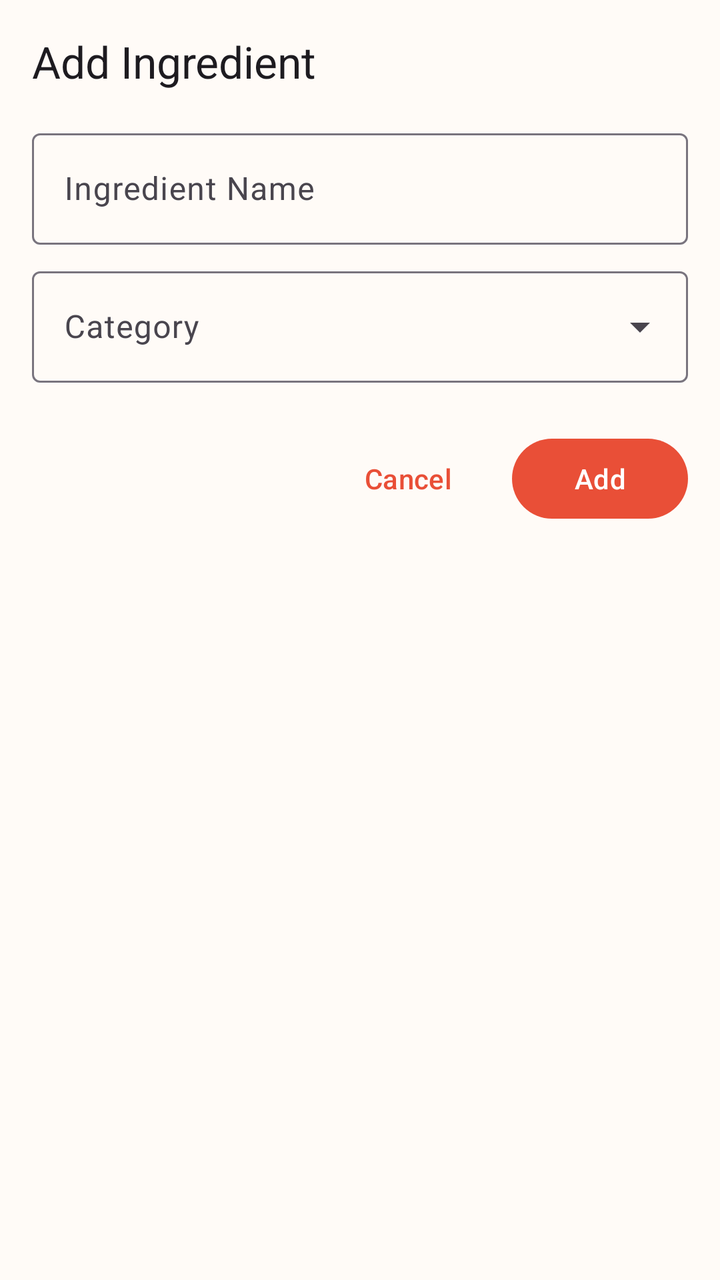
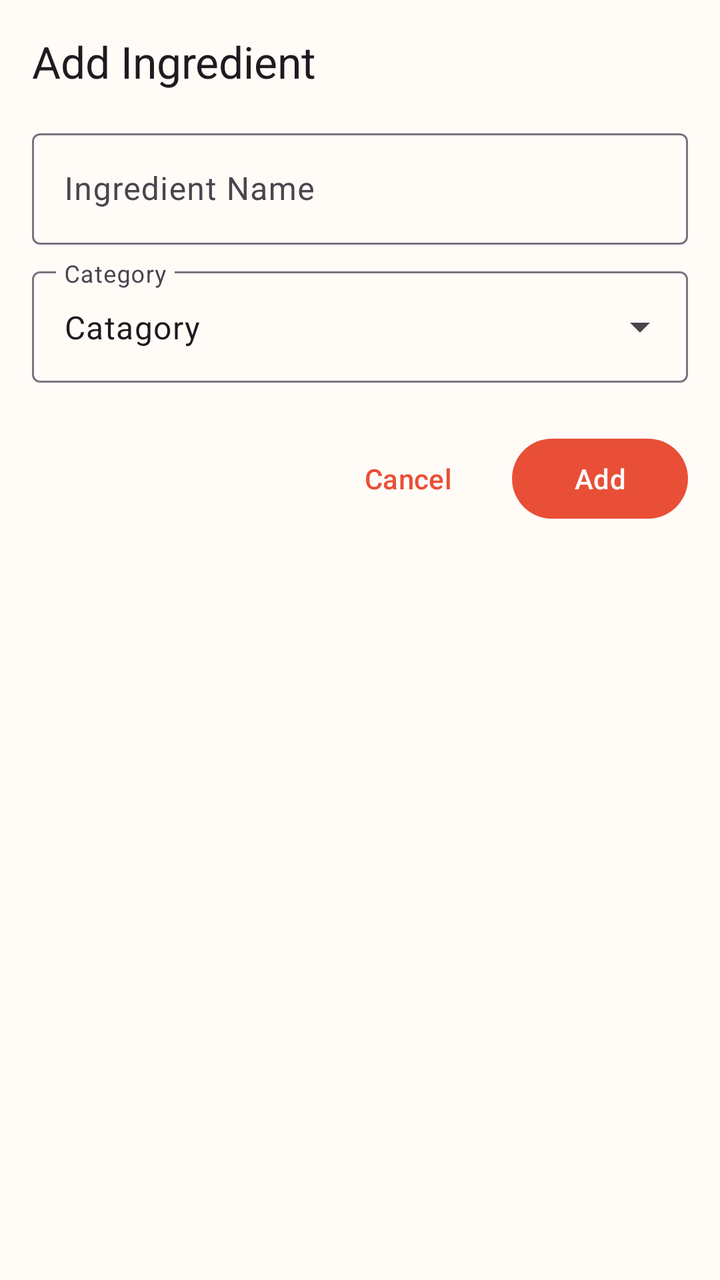

Two renders of the same Android screen: before a commit and after it. Below are the layout's source before the change and the commit's diff.
<!-- AndroidManifest.xml: application theme Theme.MealMate -->
<!-- res/layout/dialog_add_ingredient.xml -->
<?xml version="1.0" encoding="utf-8"?>
<LinearLayout xmlns:android="http://schemas.android.com/apk/res/android"
    xmlns:app="http://schemas.android.com/apk/res-auto"
    android:layout_width="match_parent"
    android:layout_height="wrap_content"
    android:orientation="vertical"
    android:padding="16dp">

    <TextView
        android:layout_width="match_parent"
        android:layout_height="wrap_content"
        android:text="@string/add_ingredient"
        android:textAppearance="@style/TextAppearance.Material3.TitleLarge"
        android:layout_marginBottom="16dp"/>

    <com.google.android.material.textfield.TextInputLayout
        android:id="@+id/ingredient_name_layout"
        style="@style/Widget.Material3.TextInputLayout.OutlinedBox"
        android:layout_width="match_parent"
        android:layout_height="wrap_content"
        android:hint="@string/ingredient_name">

        <com.google.android.material.textfield.TextInputEditText
            android:id="@+id/ingredient_name_input"
            android:layout_width="match_parent"
            android:layout_height="wrap_content"
            android:inputType="text" />

    </com.google.android.material.textfield.TextInputLayout>

    <com.google.android.material.textfield.TextInputLayout
        android:id="@+id/category_layout"
        style="@style/Widget.Material3.TextInputLayout.OutlinedBox.ExposedDropdownMenu"
        android:layout_width="match_parent"
        android:layout_height="wrap_content"
        android:layout_marginTop="8dp"
        android:hint="@string/category">

        <AutoCompleteTextView
            android:id="@+id/category_input"
            android:layout_width="match_parent"
            android:layout_height="wrap_content"
            android:inputType="none" />

    </com.google.android.material.textfield.TextInputLayout>


    
    <LinearLayout
        android:layout_width="match_parent"
        android:layout_height="wrap_content"
        android:layout_marginTop="24dp"
        android:gravity="end"
        android:orientation="horizontal">

        <com.google.android.material.button.MaterialButton
            android:id="@+id/cancel_button"
            style="@style/Widget.Material3.Button.TextButton"
            android:layout_width="wrap_content"
            android:layout_height="wrap_content"
            android:layout_marginEnd="8dp"
            android:text="@string/cancel" />

        <com.google.android.material.button.MaterialButton
            android:id="@+id/add_button"
            android:layout_width="wrap_content"
            android:layout_height="wrap_content"
            android:text="@string/add" />

    </LinearLayout>

</LinearLayout>
<!-- resources referenced by this layout -->
<resources>
  <string name="add">Add</string>
  <string name="add_ingredient">Add Ingredient</string>
  <string name="cancel">Cancel</string>
  <string name="category">Category</string>
  <string name="ingredient_name">Ingredient Name</string>
  <style name="Theme.MealMate" parent="Base.Theme.MealMate" />
  <color name="primary">#E94F37</color>
  <color name="primary_dark">#B83D2A</color>
  <color name="primary_container">#FFDBD5</color>
  <color name="on_primary_container">#3E0800</color>
  <color name="on_primary">#FFFFFF</color>
  <color name="secondary">#5E7340</color>
  <color name="secondary_dark">#435330</color>
  <color name="secondary_container">#DFE6CD</color>
  <color name="on_secondary_container">#1C2311</color>
  <color name="on_secondary">#FFFFFF</color>
  <color name="tertiary">#DFA06E</color>
  <color name="tertiary_container">#FFE2C7</color>
  <color name="on_tertiary">#402C1B</color>
  <color name="on_tertiary_container">#231707</color>
  <color name="background">#FFFBF7</color>
  <color name="surface">#FFFBF7</color>
  <color name="surface_container">#F3EDE9</color>
  <color name="on_surface">#1C1B19</color>
  <color name="on_surface_variant">#49454E</color>
  <color name="on_background">#1C1B19</color>
  <color name="error">#B3261E</color>
  <color name="error_container">#F9DEDC</color>
  <color name="on_error">#FFFFFF</color>
  <color name="on_error_container">#410E0B</color>
  <color name="outline">#79747E</color>
  <color name="outline_variant">#CAC4D0</color>
  <style name="Widget.MealMate.Card" parent="Widget.Material3.CardView.Elevated">
          <item name="cardElevation">2dp</item>
          <item name="cardCornerRadius">16dp</item>
          <item name="rippleColor">@color/state_layer_pressed</item>
      </style>
  <style name="Widget.MealMate.TextInputLayout" parent="Widget.Material3.TextInputLayout.OutlinedBox">
          <item name="boxStrokeColor">@color/primary</item>
          <item name="hintTextColor">@color/primary</item>
      </style>
  <style name="Widget.MealMate.Snackbar" parent="Widget.Material3.Snackbar">
          <item name="backgroundTint">@color/primary</item>
          <item name="android:textColor">@color/white</item>
      </style>
  <style name="Widget.MealMate.Button.TextButton.Snackbar" parent="Widget.Material3.Button.TextButton.Snackbar">
          <item name="android:textColor">@color/primary</item>
          <item name="rippleColor">@color/state_layer_pressed</item>
      </style>
  <style name="Widget.MealMate.Chip" parent="Widget.Material3.Chip.Filter">
          <item name="chipBackgroundColor">@color/primary</item>
          <item name="android:textColor">@color/white</item>
          <item name="rippleColor">@color/state_layer_pressed</item>
          <item name="chipStrokeWidth">0dp</item>
      </style>
  <style name="Widget.MealMate.SearchView" parent="Widget.Material3.SearchView">
          <item name="queryBackground">@color/surface_container</item>
          <item name="submitBackground">@color/surface_container</item>
      </style>
  <style name="Widget.MealMate.BottomNavigation" parent="Widget.Material3.BottomNavigationView">
          <item name="materialThemeOverlay">@style/ThemeOverlay.MealMate.BottomNavigation</item>
      </style>
  <color name="state_layer_pressed">#29FFFFFF</color>
  <style name="ThemeOverlay.MealMate.Toolbar" parent="">
          <item name="colorPrimary">?attr/colorOnSurface</item>
          <item name="colorOnPrimary">?attr/colorSurface</item>
      </style>
  <style name="TextAppearance.MealMate.Toolbar" parent="TextAppearance.Material3.TitleLarge">
          <item name="android:textColor">?attr/colorOnSurface</item>
      </style>
  <color name="white">#FFFFFF</color>
  <!-- unchanged entries left out for length: 4 -->
</resources>

<!-- the commit's change to res/layout/dialog_add_ingredient.xml (unified diff, before → after) -->
@@ -38,6 +38,7 @@
 
         <AutoCompleteTextView
             android:id="@+id/category_input"
+            android:text="@string/catagory"
             android:layout_width="match_parent"
             android:layout_height="wrap_content"
             android:inputType="none" />
<!-- resource entries referenced after the edit -->
@@ -3,6 +3,7 @@
   <string name="add">Add</string>
   <string name="add_ingredient">Add Ingredient</string>
   <string name="cancel">Cancel</string>
+  <string name="catagory">Catagory</string>
   <string name="category">Category</string>
   <string name="ingredient_name">Ingredient Name</string>
   <style name="Theme.MealMate" parent="Base.Theme.MealMate" />
